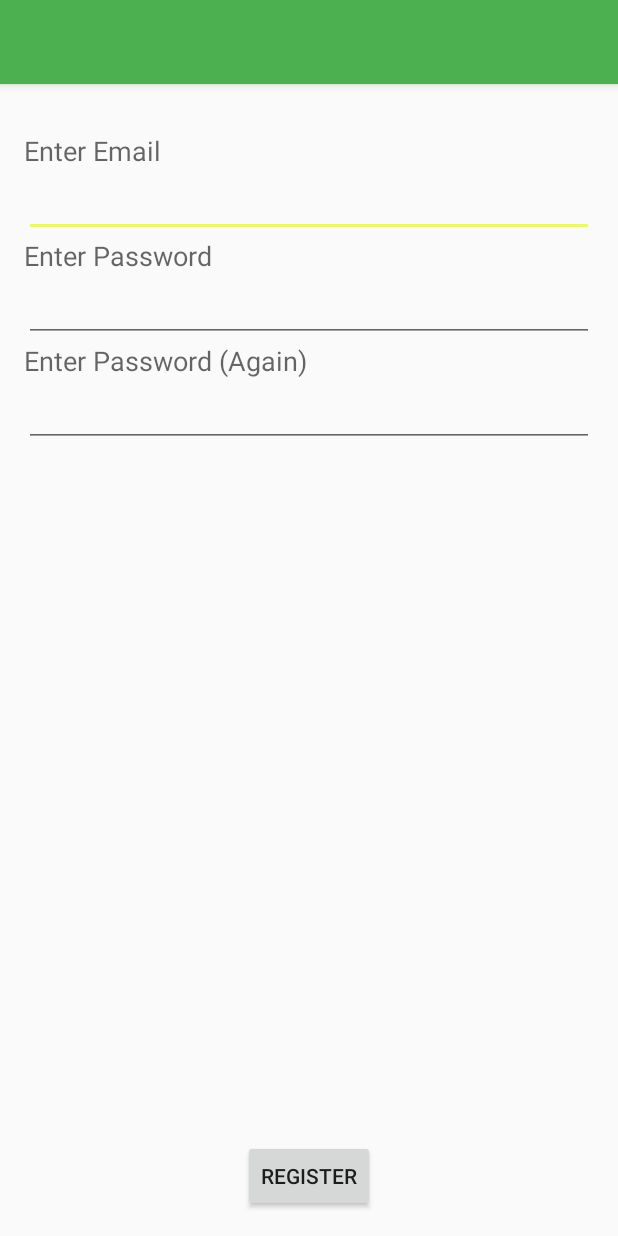
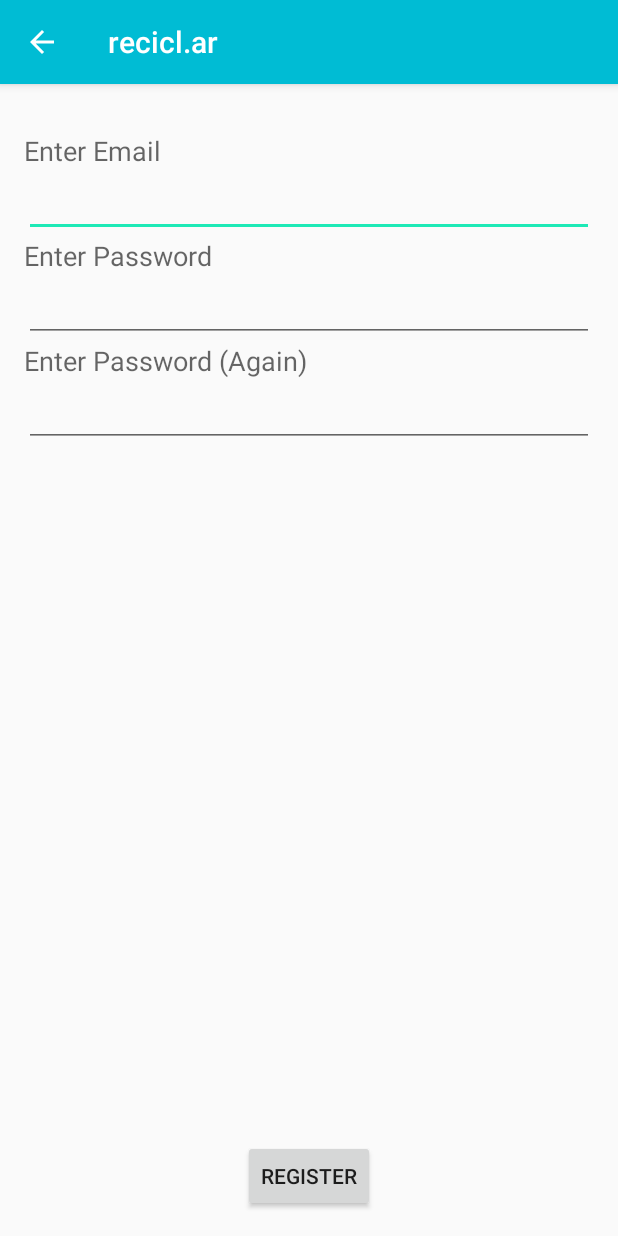
Before and after one commit to akrmn/recicl.ar, an Android app: the Register screen opened directly, with no data from a screen before it, on a phone screen of 412 x 824 dp. Run offline under Robolectric (Android 15) with nearby library versions, the phone set to English and light mode, and no system bars; our stand-ins replace ButterKnife; libraries missing offline, so code that uses them is left out: com.firebase.client.

Commit message:
minor issues

```diff
--- a/app/src/main/AndroidManifest.xml
+++ b/app/src/main/AndroidManifest.xml
@@ -34,7 +34,10 @@
                 <category android:name="android.intent.category.LAUNCHER" />
             </intent-filter>
         </activity>
-        <activity android:name=".activity.Register"></activity>
+        <activity
+            android:name=".activity.Register"
+            android:parentActivityName=".activity.Welcome">
+        </activity>
     </application>
 
 </manifest>
--- a/app/src/main/java/ar/recicl/reciclar/activity/Feed.java
+++ b/app/src/main/java/ar/recicl/reciclar/activity/Feed.java
@@ -17,8 +17,6 @@ import butterknife.ButterKnife;
 import butterknife.OnClick;
 
 public class Feed extends Base {
-
-    private Firebase mRef;
 
     @Bind(R.id.fab) FAB fab;
     MaterialSheetFab<FAB> mMaterialSheetFab;
--- a/app/src/main/java/ar/recicl/reciclar/activity/Register.java
+++ b/app/src/main/java/ar/recicl/reciclar/activity/Register.java
@@ -10,8 +10,6 @@ import butterknife.ButterKnife;
 
 public class Register extends Base {
 
-    private Firebase mRef;
-
     public Register() {
         super(R.layout.activity_register, R.menu.register, R.string.title_activity_main, true);
     }
@@ -19,6 +17,5 @@ public class Register extends Base {
     @Override
     protected void onCreate(Bundle savedInstanceState) {
         super.onCreate(savedInstanceState);
-
     }
 }
--- a/app/src/main/java/ar/recicl/reciclar/activity/Welcome.java
+++ b/app/src/main/java/ar/recicl/reciclar/activity/Welcome.java
@@ -47,7 +47,6 @@ public class Welcome extends FirebaseLoginBaseActivity {
     void onButtonRegisterClick() {
         Intent intent = new Intent(this, Register.class);
         startActivity(intent);
-        finish();
     }
 
     @Override
--- a/app/src/main/res/layout/activity_register.xml
+++ b/app/src/main/res/layout/activity_register.xml
@@ -9,16 +9,8 @@
     android:fitsSystemWindows="true"
     tools:context=".activity.Register">
 
-
-
-    <android.support.v7.widget.Toolbar
-        android:id="@+id/toolbar"
-        android:layout_width="match_parent"
-        android:layout_height="?attr/actionBarSize"
-        android:background="?attr/colorPrimary"
-        app:popupTheme="@style/AppTheme.PopupOverlay" />
+    <include layout="@layout/include_toolbar"/>
 
     <include layout="@layout/content_register"/>
-    <include layout="@layout/include_toolbar"/>
 
 </android.support.design.widget.CoordinatorLayout>
--- a/app/src/main/res/values/colors.xml
+++ b/app/src/main/res/values/colors.xml
@@ -2,9 +2,9 @@
 <resources
     xmlns:android="http://schemas.android.com/apk/res/android">
 
-    <color name="primary">#4CAF50</color>
-    <color name="primary_dark">#2E7D32</color>
-    <color name="accent">#EEFF41</color>
+    <color name="primary">#00bcd4</color>
+    <color name="primary_dark">#00838f</color>
+    <color name="accent">#1de9b6</color>
 
     <color name="background_card">#fff</color>
 
```
